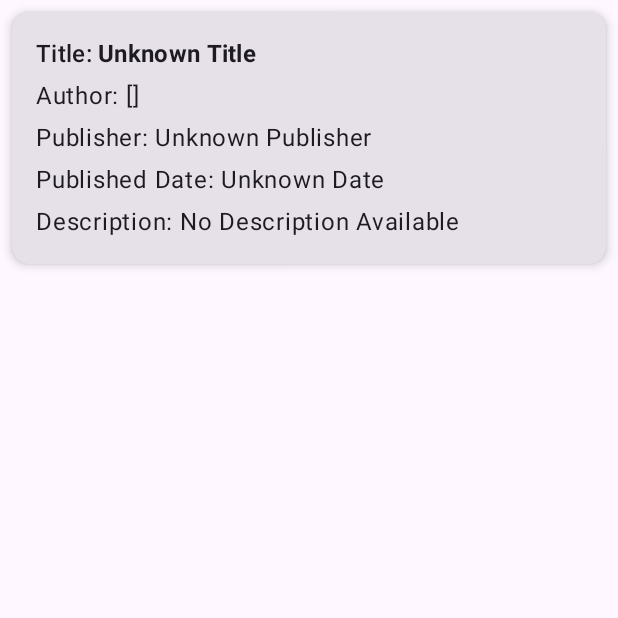
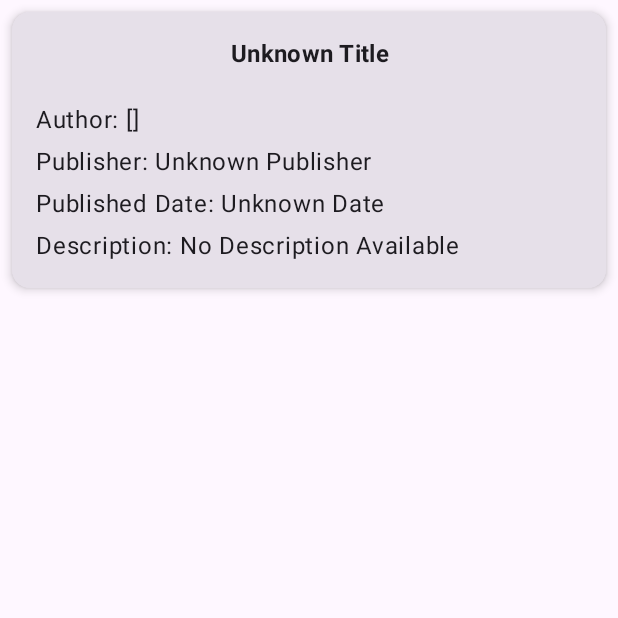
Before and after one commit to Tinribs507/Find-a-Book, an Android app built with Jetpack Compose: the composable BookSummaryCard shown on its own in the app's theme, on a phone screen of 412 x 824 dp, the top half of it. Run offline under Robolectric (Android 15) with nearby library versions, the phone set to English and light mode, and no system bars.

Commit message:
feat: Added book images and updated BookCard and BookSummaryCard
- Created LoadImageFromUrl composable in 'ui.displays.components' to fetch and display images from urls
- Added LoadImageFromUrl to BookCard and BookSummaryCard
- Removed the word 'title' from BookCard
- Centered the Title text with TextAlign.Center
- Added 16.dp bottom padding to the title text

```diff
--- a/app/src/main/java/com/example/findabook/ui/displays/book/components/BookCard.kt
+++ b/app/src/main/java/com/example/findabook/ui/displays/book/components/BookCard.kt
@@ -4,12 +4,12 @@ import androidx.compose.foundation.layout.fillMaxSize
 import androidx.compose.material3.CardDefaults
 import androidx.compose.material3.MaterialTheme
 import androidx.compose.material3.OutlinedCard
-import androidx.compose.material3.Text
 import androidx.compose.runtime.Composable
 import androidx.compose.ui.Modifier
 import androidx.compose.ui.tooling.preview.Preview
 import com.example.findabook.data.model.Book
 import com.example.findabook.data.model.ImageLinks
+import com.example.findabook.ui.displays.components.LoadImageFromUrl
 
 @Composable
 fun BookCard(book: Book) {
@@ -17,7 +17,7 @@ fun BookCard(book: Book) {
         colors = CardDefaults.cardColors(
             containerColor = MaterialTheme.colorScheme.surfaceVariant),
         ) {
-        Text(text = book.title!!)
+        book.imageLinks?.let { LoadImageFromUrl(it.thumbnail) }
     }
 }
 
--- a/app/src/main/java/com/example/findabook/ui/displays/results/components/BookSummaryCard.kt
+++ b/app/src/main/java/com/example/findabook/ui/displays/results/components/BookSummaryCard.kt
@@ -5,18 +5,18 @@ import androidx.compose.foundation.layout.Spacer
 import androidx.compose.foundation.layout.fillMaxWidth
 import androidx.compose.foundation.layout.height
 import androidx.compose.foundation.layout.padding
+import androidx.compose.foundation.layout.size
 import androidx.compose.material3.Card
 import androidx.compose.material3.CardDefaults
 import androidx.compose.material3.MaterialTheme
 import androidx.compose.material3.Text
 import androidx.compose.runtime.Composable
 import androidx.compose.ui.Modifier
-import androidx.compose.ui.text.SpanStyle
-import androidx.compose.ui.text.buildAnnotatedString
 import androidx.compose.ui.text.font.FontWeight
-import androidx.compose.ui.text.withStyle
+import androidx.compose.ui.text.style.TextAlign
 import androidx.compose.ui.unit.dp
 import com.example.findabook.data.model.Book
+import com.example.findabook.ui.displays.components.LoadImageFromUrl
 
 @Composable
 fun BookSummaryCard(book: Book, modifier: Modifier = Modifier) {
@@ -27,16 +27,21 @@ fun BookSummaryCard(book: Book, modifier: Modifier = Modifier) {
         elevation = CardDefaults.cardElevation(4.dp)
     ) {
         Column(modifier = Modifier.padding(16.dp)) {
-            Text(
-                text =
-                buildAnnotatedString {
-                    append("Title: ")
-                    withStyle(style = SpanStyle(fontWeight = FontWeight.Bold)) {
-                        append(book.title)
-                    }
-                },
-                style = MaterialTheme.typography.titleMedium
-            )
+            book.title?.let {
+                Text(
+                    text = it,
+                    modifier = Modifier.fillMaxWidth().padding(bottom = 16.dp),
+                    fontWeight = FontWeight.Bold,
+                    style = MaterialTheme.typography.titleMedium,
+                    textAlign = TextAlign.Center,
+                )
+            }
+            book.imageLinks?.let {
+                LoadImageFromUrl(
+                    it.smallThumbnail,
+                    modifier = Modifier.fillMaxWidth().size(150.dp)
+                )
+            }
             Spacer(Modifier.height(4.dp))
             Text(text = "Author: ${book.authors}")
             Spacer(Modifier.height(4.dp))
```
Also changed, not shown: app/src/main/java/com/example/findabook/ui/displays/components/LoadImageFromUrl.kt (added, +23 -0 lines).
